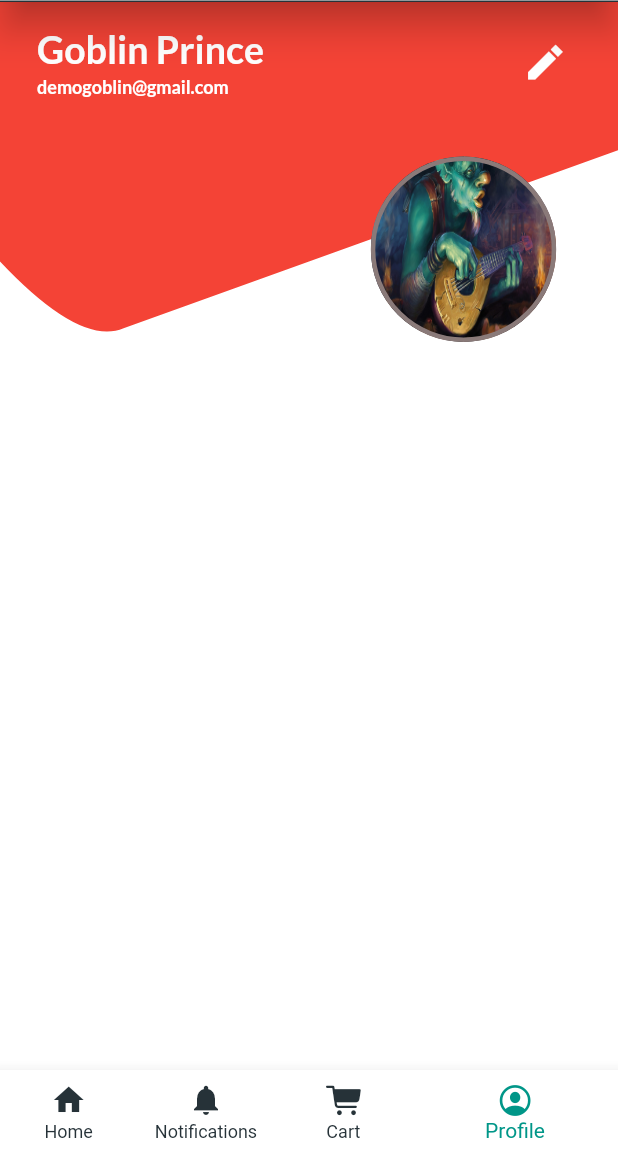
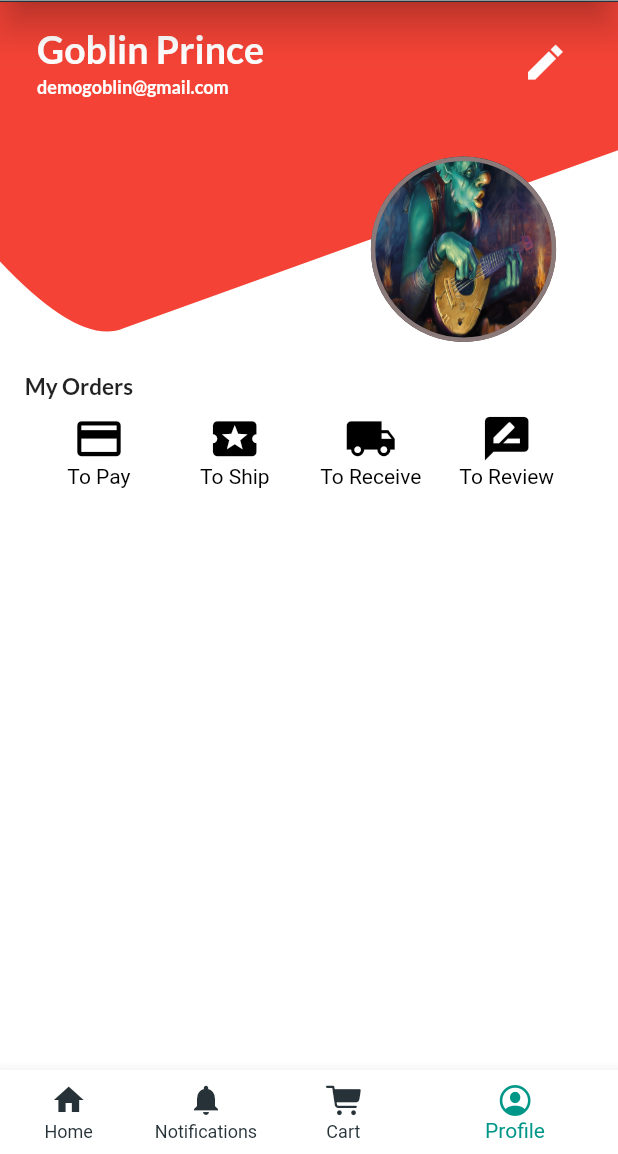
Before and after one commit to PrabeshPP/Sneakers-Shop, a Flutter app: the AppView screen opened directly, on a phone screen of 412 x 824 dp, the part 82-1236 px from its top. Run offline on Flutter 3.47's test engine with Material 2 defaults, Android fonts, the phone set to English and light mode, and no system bars; our stand-ins replace bloc, equatable, flutter_bloc, google_fonts, shared_preferences; accounts and stored records are empty.

Commit message:
Designed Profile UI

```diff
--- a/sneakers/lib/view/widgets/UI/Profile/ProfileUI.dart
+++ b/sneakers/lib/view/widgets/UI/Profile/ProfileUI.dart
@@ -2,6 +2,7 @@
 import 'package:flutter/material.dart';
 import 'package:google_fonts/google_fonts.dart';
 import 'package:nepseapp/view/widgets/UI/Profile/UI1.dart';
+import 'package:nepseapp/view/widgets/UI/Profile/profile_body.dart';
 
 class ProfileUI extends StatelessWidget {
   const ProfileUI({Key? key}) : super(key: key);
@@ -69,6 +70,10 @@ class ProfileUI extends StatelessWidget {
                 ),
 
             )),
+
+            Positioned(top:size.height*0.3 ,
+            left: size.width*0.04,
+            child:ProfileBody())
       ],
     );
   }
--- a/sneakers/lib/view/widgets/UI/Profile/profile_body.dart
+++ b/sneakers/lib/view/widgets/UI/Profile/profile_body.dart
@@ -1,7 +1,73 @@
+import 'package:flutter/cupertino.dart';
 import 'package:flutter/material.dart';
+import 'package:google_fonts/google_fonts.dart';
 
 class ProfileBody extends StatelessWidget {
-  const ProfileBody({ Key? key }) : super(key: key);
+  const ProfileBody({Key? key}) : super(key: key);
+
+  @override
+  Widget build(BuildContext context) {
+    return Column(
+      crossAxisAlignment: CrossAxisAlignment.start,
+      children: [
+        Text(
+          "My Orders",
+          style: TextStyle(
+              fontWeight: FontWeight.bold,
+              fontFamily: GoogleFonts.lato().fontFamily,
+              fontSize: 15),
+        ),
+        Row(
+          children: const [
+            Col(icons: Icons.payment, text: "To Pay"),
+            Col(icons: Icons.local_activity,text: "To Ship"),
+            Col(icons: Icons.local_shipping,text: "To Receive"),
+            Col(icons: Icons.rate_review,text: "To Review")
+          ],
+        ),
+        const Cancellation()
+      ],
+    );
+  }
+}
+
+// Column for the MyOrders
+class Col extends StatelessWidget {
+
+  final IconData icons;
+  final String text;
+  const Col({Key? key,required this.icons,required this.text}) : super(key: key);
+
+  @override
+  Widget build(BuildContext context) {
+    var size=MediaQuery.of(context).size;
+    return Padding(
+      padding:  EdgeInsets.only(left:size.width*0.02,top: size.height*0.01 ),
+      child: InkWell(
+        onTap: (){
+
+        },
+        child: SizedBox(
+          width: size.width*0.2,
+          child: Column(
+            children: [
+              Icon(icons,
+              size: 35,
+              color: Theme.of(context).primaryColor,),
+              Text(text,
+              style: TextStyle(
+                color: Theme.of(context).primaryColor
+              ),)],
+          ),
+        ),
+      ),
+    );
+  }
+}
+
+//Row for the Cancellation Component
+class Cancellation extends StatelessWidget {
+  const Cancellation({ Key? key }) : super(key: key);
 
   @override
   Widget build(BuildContext context) {
```
